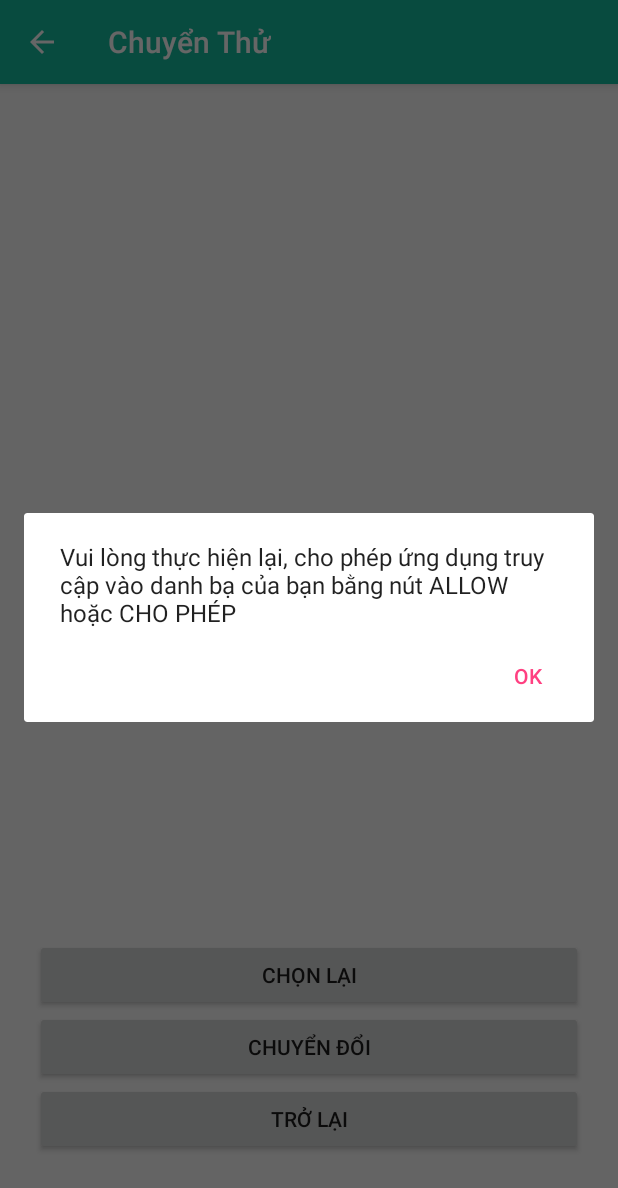
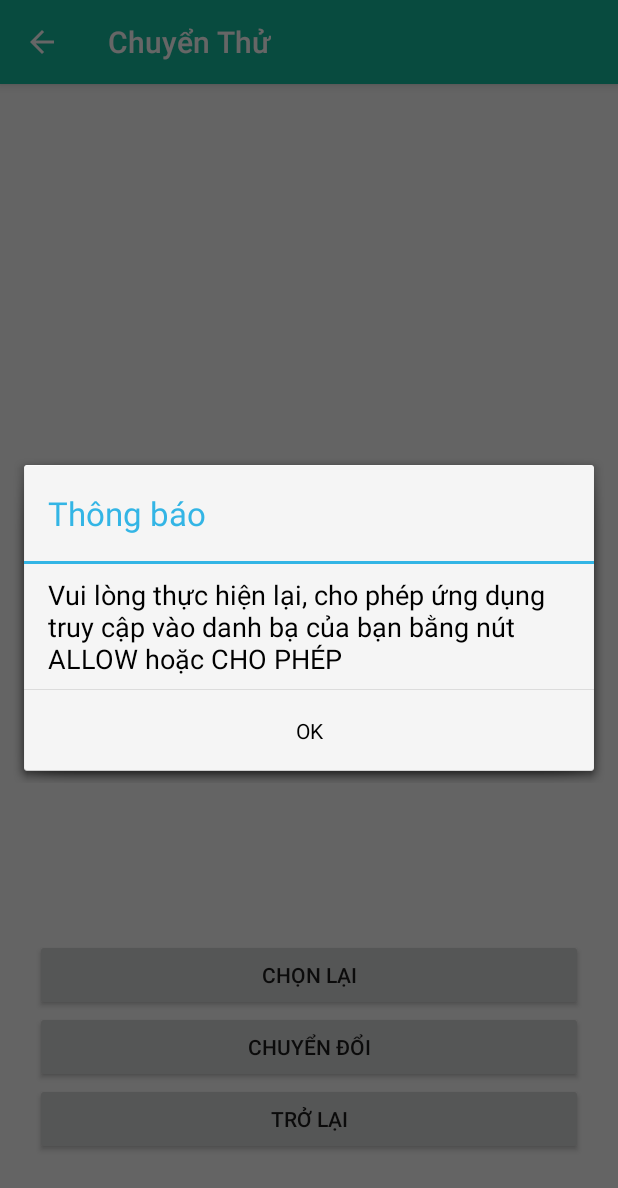
Before and after one commit to vinhgroup/NumberTransfer, an Android app: the TestResuiltActivity screen opened directly, with no data from a screen before it, after a tap on "CHỌN LẠI", on a phone screen of 412 x 824 dp. Shown: the top 1188 px of the screen. Run offline under Robolectric (Android 15) with nearby library versions, the phone set to English and light mode, and no system bars; our stand-ins replace AdMob, ButterKnife, sdp/ssp sizes.

Commit message:
edit dialog
edit dialog

```diff
--- a/app/src/main/java/com/vinhgroup/numbertransfer/Base/BaseActivity.java
+++ b/app/src/main/java/com/vinhgroup/numbertransfer/Base/BaseActivity.java
@@ -10,6 +10,8 @@ import android.content.DialogInterface;
 import android.content.Intent;
 import android.content.pm.PackageManager;
 import android.database.Cursor;
+import android.graphics.Color;
+import android.graphics.drawable.ColorDrawable;
 import android.os.Build;
 import android.os.Bundle;
 import android.os.Handler;
@@ -107,8 +109,8 @@ public class BaseActivity extends SumBase {
 
 
     public void showDialogInform(String msg, final Context context, final boolean isShowConfirm) {
-       final AlertDialog alertDialog = new AlertDialog.Builder(context).create();
-//        alertDialog.setTitle("Thông báo");
+       final AlertDialog alertDialog = new AlertDialog.Builder(context, android.R.style.Theme_Holo_Light_Dialog_MinWidth ).create();
+        alertDialog.setTitle("Thông báo");
         alertDialog.setMessage(msg);
         alertDialog.setButton(android.support.v7.app.AlertDialog.BUTTON_POSITIVE, "OK",
                 new DialogInterface.OnClickListener() {
@@ -120,6 +122,7 @@ public class BaseActivity extends SumBase {
                         dialog.dismiss();
                     }
                 });
+        alertDialog.getWindow().setBackgroundDrawable(new ColorDrawable(Color.TRANSPARENT));
         alertDialog.show();
     }
 
```
